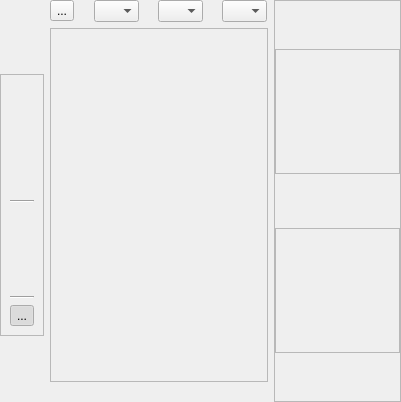
The window that src/terralib/qt/widgets/rp/ui/RasterNavigatorWidgetForm.ui (claudiobogossian/terralib5) describes before a commit, drawn with Qt 5.
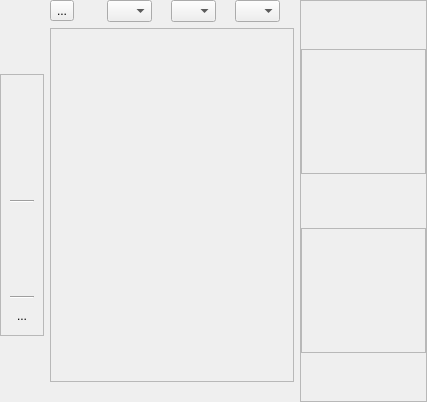
The same window after the commit.

```diff
--- a/src/terralib/qt/widgets/rp/ui/RasterNavigatorWidgetForm.ui
+++ b/src/terralib/qt/widgets/rp/ui/RasterNavigatorWidgetForm.ui
@@ -6,7 +6,7 @@
    <rect>
     <x>0</x>
     <y>0</y>
-    <width>396</width>
+    <width>427</width>
     <height>402</height>
    </rect>
   </property>
@@ -314,7 +314,7 @@
                <bool>true</bool>
               </property>
               <property name="checked">
-               <bool>true</bool>
+               <bool>false</bool>
               </property>
               <property name="autoRaise">
                <bool>true</bool>
```
Left out of the diff: 19 changed lines with no effect on the pictures.
